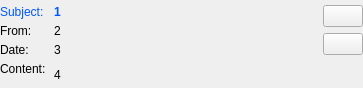
Old version of the form MailWidget.ui in the repository congchenutd/mailchecker.
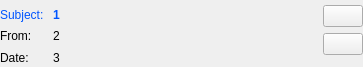
New version of the form. Icons and pictures are not drawn.

```diff
--- a/MailWidget.ui
+++ b/MailWidget.ui
@@ -7,7 +7,7 @@
     <x>0</x>
     <y>0</y>
     <width>363</width>
-    <height>88</height>
+    <height>67</height>
    </rect>
   </property>
   <property name="windowTitle">
@@ -26,8 +26,8 @@
    <property name="bottomMargin">
     <number>0</number>
    </property>
-   <property name="spacing">
-    <number>5</number>
+   <property name="verticalSpacing">
+    <number>3</number>
    </property>
    <item row="0" column="0">
     <widget class="QLabel" name="label">
@@ -129,7 +129,7 @@
      </property>
     </widget>
    </item>
-   <item row="0" column="2" rowspan="4">
+   <item row="0" column="2" rowspan="3">
     <layout class="QVBoxLayout" name="verticalLayout">
      <item>
       <widget class="QPushButton" name="btSetRead">
@@ -202,43 +202,6 @@
      </property>
     </widget>
    </item>
-   <item row="3" column="0">
-    <layout class="QVBoxLayout" name="verticalLayout_2">
-     <item>
-      <widget class="QLabel" name="label_4">
-       <property name="text">
-        <string>Content: </string>
-       </property>
-      </widget>
-     </item>
-     <item>
-      <spacer name="verticalSpacer_2">
-       <property name="orientation">
-        <enum>Qt::Vertical</enum>
-       </property>
-       <property name="sizeHint" stdset="0">
-        <size>
-         <width>20</width>
-         <height>40</height>
-        </size>
-       </property>
-      </spacer>
-     </item>
-    </layout>
-   </item>
-   <item row="3" column="1">
-    <widget class="QLabel" name="labelContent">
-     <property name="sizePolicy">
-      <sizepolicy hsizetype="Expanding" vsizetype="Expanding">
-       <horstretch>0</horstretch>
-       <verstretch>0</verstretch>
-      </sizepolicy>
-     </property>
-     <property name="text">
-      <string>4</string>
-     </property>
-    </widget>
-   </item>
   </layout>
  </widget>
  <layoutdefault spacing="6" margin="11"/>
```
